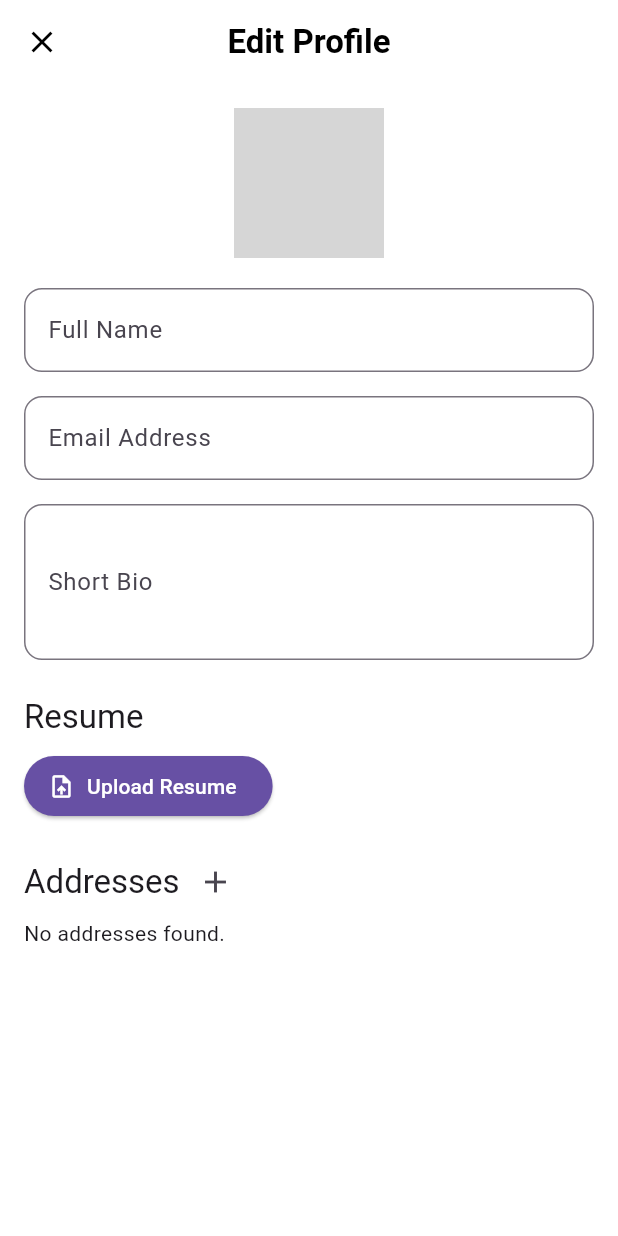
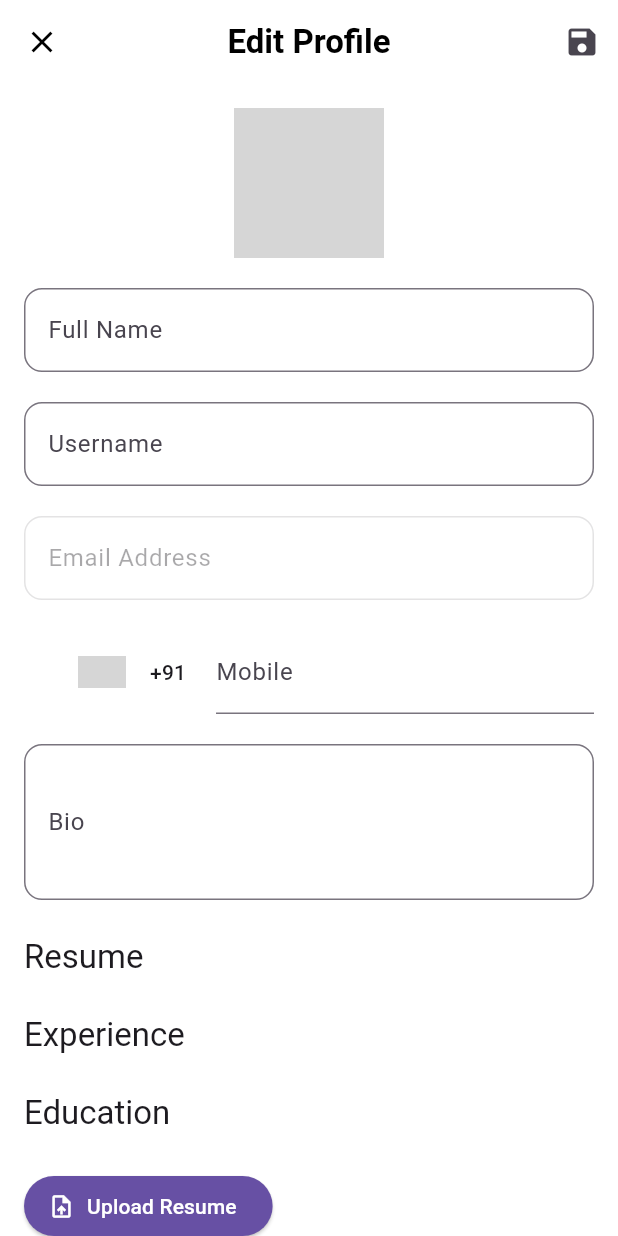
Before and after one commit to Chandu-Collab/AppTeam, a Flutter app: the ProfileEditPage screen opened directly with empty values, on a phone screen of 412 x 824 dp. Run offline on Flutter 3.47's test engine with Material 3 defaults, Android fonts, the phone set to English and light mode, and no system bars; drawn by our look-alikes of country_code_picker; our stand-ins replace cloud_firestore, file_picker, firebase_auth, firebase_core, firebase_storage, google_sign_in and 2 more; accounts and stored records are empty; network calls fail; grey boxes are pictures that could not be loaded.

Commit message:
Update profile_edit_page.dart

```diff
--- a/lib/screens/profile_edit_page.dart
+++ b/lib/screens/profile_edit_page.dart
@@ -8,6 +8,8 @@ import 'package:taurusai/screens/address_list.dart';
 import 'package:taurusai/services/add_address_service.dart';
 import 'package:taurusai/services/user_service.dart';
 import 'package:taurusai/widgets/resume_upload_widget.dart';
+import 'package:country_code_picker/country_code_picker.dart';
+import 'package:flutter/services.dart';
 
 class ProfileEditPage extends StatefulWidget {
   final User user;
@@ -25,19 +27,34 @@ class _ProfileEditPageState extends State<ProfileEditPage> {
 
   late TextEditingController _nameController;
   late TextEditingController _bioController;
+  late TextEditingController _usernameController;
   late TextEditingController _emailController;
+  late TextEditingController _mobileController;
 
   File? _image;
   final picker = ImagePicker();
   late Future<List<Address>> _addressesFuture;
+  String countryCode = '+91'; // Define your country code here
 
   @override
   void initState() {
     super.initState();
     _nameController = TextEditingController(text: widget.user.profileName);
+    _usernameController = TextEditingController(text: widget.user.userName);
+    _emailController = TextEditingController(text: widget.user.email);
+    _mobileController = TextEditingController(text: widget.user.mobile);
     _bioController = TextEditingController(text: widget.user.bio);
-    _emailController = TextEditingController(text: widget.user.email);
     _addressesFuture = _fetchAddresses();
+  }
+
+  @override
+  void dispose() {
+    _nameController.dispose();
+    _usernameController.dispose();
+    _emailController.dispose();
+    _mobileController.dispose();
+    _bioController.dispose();
+    super.dispose();
   }
 
   Future<List<Address>> _fetchAddresses() async {
@@ -61,21 +78,38 @@ class _ProfileEditPageState extends State<ProfileEditPage> {
     if (_formKey.currentState!.validate()) {
       String? imageUrl;
       if (_image != null) {
-        imageUrl =
-            await _userService.uploadProfileImage(widget.user.id, _image!);
+        imageUrl = await _userService.uploadProfileImage(widget.user.id, _image!);
       }
+
+      String mobileNumber = _mobileController.text;
+
       User updatedUser = widget.user.copyWith(
         profileName: _nameController.text,
+        userName: _usernameController.text,
         email: _emailController.text,
+        mobile: mobileNumber,
         bio: _bioController.text,
         url: imageUrl ?? widget.user.url,
       );
+
       await _userService.updateUser(updatedUser);
       ScaffoldMessenger.of(context).showSnackBar(
         SnackBar(content: Text('Profile updated successfully')),
       );
       Navigator.pop(context);
     }
+  }
+
+  String? _validateEmail(String? value) {
+    if (value == null || value.isEmpty) {
+      return 'Enter your email';
+    }
+    String pattern = r'^[a-zA-Z0-9._%+-]+@[a-zA-Z0-9.-]+\.[a-zA-Z]{2,}$';
+    RegExp regex = RegExp(pattern);
+    if (!regex.hasMatch(value)) {
+      return 'Enter a valid email address';
+    }
+    return null;
   }
 
   @override
@@ -91,9 +125,14 @@ class _ProfileEditPageState extends State<ProfileEditPage> {
             onPressed: () => Navigator.pop(context),
           ),
           title: Text('Edit Profile',
-              style:
-                  TextStyle(color: Colors.black, fontWeight: FontWeight.bold)),
+              style: TextStyle(color: Colors.black, fontWeight: FontWeight.bold)),
           centerTitle: true,
+          actions: [
+            IconButton(
+              icon: Icon(Icons.save),
+              onPressed: _saveProfile,
+            ),
+          ],
         ),
         body: SingleChildScrollView(
           padding: EdgeInsets.all(16),
@@ -110,9 +149,9 @@ class _ProfileEditPageState extends State<ProfileEditPage> {
                       backgroundImage: _image != null
                           ? FileImage(_image!)
                           : (widget.user.url != null
-                                  ? NetworkImage(widget.user.url!)
-                                  : AssetImage('assets/default_profile.png'))
-                              as ImageProvider,
+                              ? NetworkImage(widget.user.url!)
+                              : AssetImage('assets/default_profile.png'))
+                          as ImageProvider,
                       child: _image == null && widget.user.url == null
                           ? Icon(Icons.camera_alt, size: 50, color: Colors.grey)
                           : null,
@@ -130,7 +169,30 @@ class _ProfileEditPageState extends State<ProfileEditPage> {
                   validator: (value) =>
                       value!.isEmpty ? 'Enter your name' : null,
                 ),
-                SizedBox(height: 16),
+                SizedBox(height: 20),
+                TextFormField(
+                  controller: _usernameController,
+                  decoration: InputDecoration(
+                    labelText: 'Username',
+                    border: OutlineInputBorder(
+                        borderRadius: BorderRadius.circular(12)),
+                  ),
+                  validator: (value) {
+                    if (value!.isEmpty) {
+                      return 'Enter your username';
+                    } else if (RegExp(r'[!@#$%^&*()+\-=\[\]{};:"\\|,.<>\/? ]').hasMatch(value)) {
+                      return 'Username cannot contain special characters or spaces';
+                    } else if (value.length < 4) {
+                      return 'Username must be at least 4 characters';
+                    } else if (value.length > 15) {
+                      return 'Username must be at most 15 characters';
+                    } else if (RegExp(' ').hasMatch(value)) {
+                      return 'Username cannot contain spaces';
+                    }
+                    return null;
+                  },
+                ),
+                SizedBox(height: 20),
                 TextFormField(
                   controller: _emailController,
                   decoration: InputDecoration(
@@ -139,13 +201,50 @@ class _ProfileEditPageState extends State<ProfileEditPage> {
                         borderRadius: BorderRadius.circular(12)),
                   ),
                   validator: (value) =>
-                      value!.isEmpty ? 'Enter your email' : null,
+                    value!.isEmpty ? 'Please enter your email' : null,
+                    enabled: false,
                 ),
-                SizedBox(height: 16),
+                SizedBox(height: 20),
+                Row(
+                  children: [
+                    CountryCodePicker(
+                      onChanged: (country) {
+                        setState(() {
+                          countryCode = country.dialCode!;
+                        });
+                      },
+                      initialSelection: 'IN',
+                      favorite: ['+91', 'IN'],
+                      showCountryOnly: false,
+                      showOnlyCountryWhenClosed: false,
+                      alignLeft: false,
+                    ),
+                    Expanded(
+                      child: TextFormField(
+                        controller: _mobileController,
+                        decoration: InputDecoration(labelText: 'Mobile'),
+                        keyboardType: TextInputType.number,
+                        inputFormatters: <TextInputFormatter>[
+                          FilteringTextInputFormatter.digitsOnly
+                        ],
+                        validator: (value) {
+                          if (value!.isEmpty) {
+                            return 'Enter your Mobile no';
+                          } else if (!RegExp(r'^[0-9]+$').hasMatch(value)) {
+                            return 'Mobile number can only contain digits';
+                          }
+                          return null;
+                        },
+                        enabled: true,
+                      ),
+                    ),
+                  ],
+                ),
+                SizedBox(height: 20),
                 TextFormField(
                   controller: _bioController,
                   decoration: InputDecoration(
-                    labelText: 'Short Bio',
+                    labelText: 'Bio',
                     border: OutlineInputBorder(
                         borderRadius: BorderRadius.circular(12)),
                   ),
@@ -153,9 +252,13 @@ class _ProfileEditPageState extends State<ProfileEditPage> {
                 ),
                 SizedBox(height: 24),
                 Text('Resume', style: Theme.of(context).textTheme.titleLarge),
-                SizedBox(height: 8),
+                SizedBox(height: 24),
+                Text('Experience', style: Theme.of(context).textTheme.titleLarge),
+                SizedBox(height: 24),
+                Text('Education', style: Theme.of(context).textTheme.titleLarge),
+                SizedBox(height: 24),
                 ResumeUploadWidget(),
-                SizedBox(height: 16),
+                SizedBox(height: 24),
                 FutureBuilder<List<Address>>(
                   future: _addressesFuture,
                   builder: (context, snapshot) {
```
